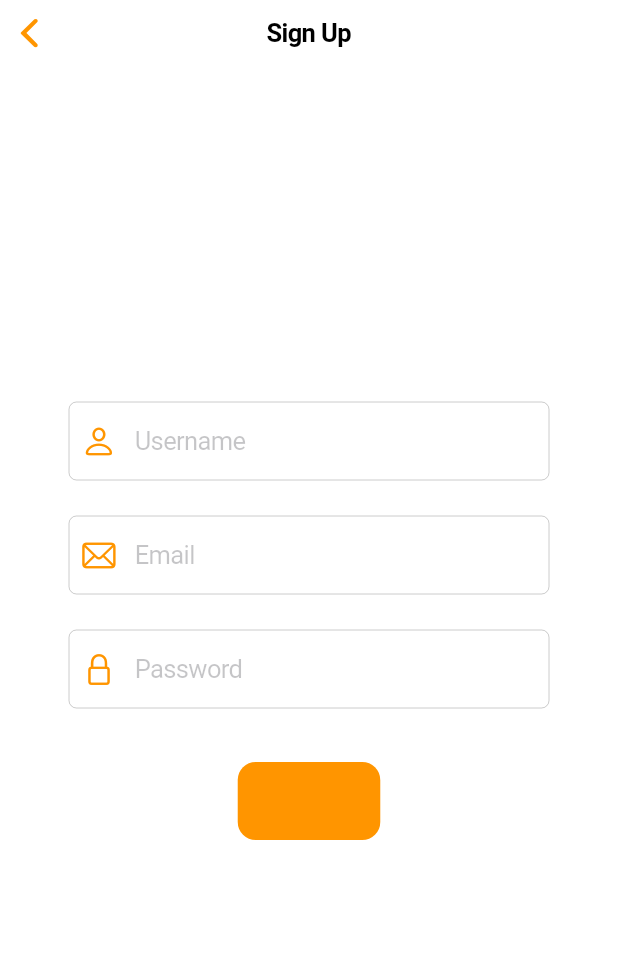
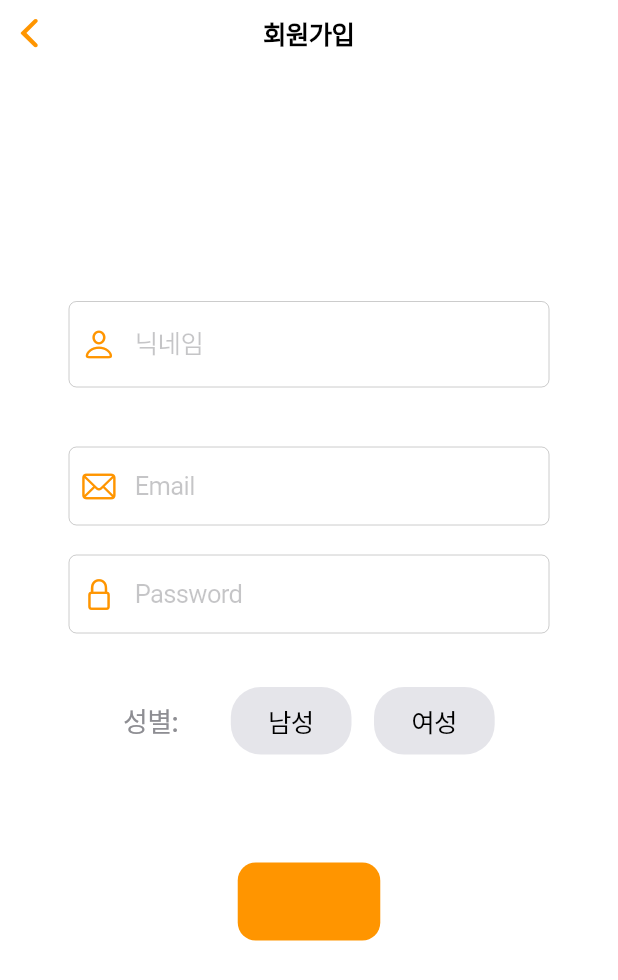
Before and after one commit to SKT-FLY-AI/frontend, a Flutter app: the SignupScreen screen opened directly, on a phone screen of 412 x 824 dp. Shown: the top 980 px of the screen. Run offline on Flutter 3.47's test engine with Material 3 defaults, Android fonts, the phone set to English and light mode, and no system bars; our stand-ins replace camera, flutter_secure_storage, image_picker; accounts and stored records are empty; network calls fail.

```diff
--- a/golden_retriever_app/lib/screens/signup_screen.dart
+++ b/golden_retriever_app/lib/screens/signup_screen.dart
@@ -15,9 +15,15 @@ class _SignupScreenState extends State<SignupScreen> {
   final TextEditingController _usernameController = TextEditingController();
   final TextEditingController _emailController = TextEditingController();
   final TextEditingController _passwordController = TextEditingController();
+  String? _selectedGender;
   bool _isLoading = false;
 
   Future<void> _register() async {
+    if (_selectedGender == null) {
+      _showErrorDialog('성별을 선택해주세요');
+      return;
+    }
+
     setState(() {
       _isLoading = true;
     });
@@ -26,6 +32,7 @@ class _SignupScreenState extends State<SignupScreen> {
       username: _usernameController.text,
       email: _emailController.text,
       password: _passwordController.text,
+      // gender: _selectedGender, // Pass gender if needed
     );
 
     setState(() {
@@ -45,7 +52,7 @@ class _SignupScreenState extends State<SignupScreen> {
       builder: (context) {
         return const CupertinoAlertDialog(
           title: Text('Success'),
-          content: Text('Registration completed!'),
+          content: Text('회원가입 완료!'),
         );
       },
     );
@@ -80,7 +87,7 @@ class _SignupScreenState extends State<SignupScreen> {
   Widget build(BuildContext context) {
     return CupertinoPageScaffold(
       navigationBar: const CupertinoNavigationBar(
-        middle: Text('Sign Up'),
+        middle: Text('회원가입'),
       ),
       child: Center(
         child: Padding(
@@ -90,16 +97,16 @@ class _SignupScreenState extends State<SignupScreen> {
             children: [
               CustomTextField(
                 controller: _usernameController,
-                placeholder: 'Username',
+                placeholder: '닉네임',
                 prefixIcon: CupertinoIcons.person,
               ),
-              const SizedBox(height: 16),
+              const SizedBox(height: 32),
               CustomTextField(
                 controller: _emailController,
                 placeholder: 'Email',
                 prefixIcon: CupertinoIcons.mail,
               ),
-              const SizedBox(height: 16),
+              const SizedBox(height: 12),
               CustomTextField(
                 controller: _passwordController,
                 placeholder: 'Password',
@@ -107,6 +114,25 @@ class _SignupScreenState extends State<SignupScreen> {
                 prefixIcon: CupertinoIcons.padlock,
               ),
               const SizedBox(height: 32),
+              // Gender selection buttons
+              Row(
+                mainAxisAlignment: MainAxisAlignment.center,
+                children: [
+                  const Text(
+                    '성별:',
+                    style: TextStyle(
+                      fontSize: 18,
+                      fontWeight: FontWeight.w500,
+                      color: CupertinoColors.systemGrey,
+                    ),
+                  ),
+                  const SizedBox(width: 35),
+                  _buildGenderButton('남성'),
+                  const SizedBox(width: 15),
+                  _buildGenderButton('여성'),
+                ],
+              ),
+              const SizedBox(height: 72),
               _isLoading
                   ? const CupertinoActivityIndicator()
                   : CupertinoButton(
@@ -120,4 +146,25 @@ class _SignupScreenState extends State<SignupScreen> {
       ),
     );
   }
+
+  // Gender option button builder
+  Widget _buildGenderButton(String gender) {
+    final isSelected = _selectedGender == gender;
+    return CupertinoButton(
+      padding: const EdgeInsets.symmetric(horizontal: 25, vertical: 10),
+      color: isSelected ? CupertinoColors.activeOrange : CupertinoColors.systemGrey5,
+      borderRadius: BorderRadius.circular(20),
+      child: Text(
+        gender,
+        style: TextStyle(
+          color: isSelected ? CupertinoColors.white : CupertinoColors.black,
+        ),
+      ),
+      onPressed: () {
+        setState(() {
+          _selectedGender = gender;
+        });
+      },
+    );
+  }
 }
--- a/golden_retriever_app/lib/services/auth_service/auth_service.dart
+++ b/golden_retriever_app/lib/services/auth_service/auth_service.dart
@@ -1,25 +1,10 @@
 // lib/services/auth_service/auth_service.dart
 
 import 'package:http/http.dart' as http;
-import 'package:flutter_secure_storage/flutter_secure_storage.dart';
 import 'login_service.dart';
 import 'register_service.dart';
 
 class AuthService {
-  static final FlutterSecureStorage _storage = FlutterSecureStorage();
-
-  /// Fetches the username from secure storage.
-  static Future<String?> getUsername() async {
-    try {
-      final username = await _storage.read(key: 'username');
-      print('Fetched username: $username');  // Debug log
-      return username;
-    } catch (e) {
-      print('Error fetching username: $e');  // Debug log
-      return null;
-    }
-  }
-
   /// Logs in the user by delegating to LoginService.
   static Future<Map<String, dynamic>?> login({
     required String username,
@@ -30,9 +15,6 @@ class AuthService {
 
       if (success) {
         final storedUsername = await LoginService.getUsername();
-        print('Stored Username: $storedUsername');
-
-        // 여기서 제대로 저장된 경우에만 성공 처리
         if (storedUsername != null) {
           return {'username': storedUsername};
         } else {
@@ -42,7 +24,6 @@ class AuthService {
         return {'message': 'Login failed'};
       }
     } catch (e) {
-      print('Error during login: $e');
       return {'message': 'An error occurred: $e'};
     }
   }
@@ -54,16 +35,12 @@ class AuthService {
     required String password,
   }) async {
     try {
-      final response = await RegisterService.register(
+      return await RegisterService.register(
         username: username,
         email: email,
         password: password,
       );
-
-      print('Register response status: ${response?.statusCode}');  // Debug log
-      return response;
     } catch (e) {
-      print('Error during registration: $e');  // Debug log
       return null;
     }
   }
--- a/golden_retriever_app/lib/services/auth_service/register_service.dart
+++ b/golden_retriever_app/lib/services/auth_service/register_service.dart
@@ -10,8 +10,8 @@ class RegisterService {
     required String password,
   }) async {
     try {
-      // final url = Uri.parse('http://10.0.2.2:3001/users/signup/');
-      final url = Uri.parse('http://223.194.44.32:8000/users/signup');
+      final url = Uri.parse('http://10.0.2.2:3001/users/signup');
+      // final url = Uri.parse('http://223.194.44.32:8000/users/signup');
       final response = await http.post(
         url,
         headers: {'Content-Type': 'application/json'},
```
Also changed, not shown: golden_retriever_app/lib/screens/app_tab_controller.dart (+31 -13 lines), golden_retriever_app/lib/screens/chatbot_screen.dart (+52 -23 lines), golden_retriever_app/lib/screens/login_screen.dart (+8 -10 lines), golden_retriever_app/lib/services/auth_service/login_service.dart (+10 -19 lines), golden_retriever_app/lib/services/chatbot/chatbot_api_service.dart (+10 -7 lines), golden_retriever_app/lib/services/image_upload_service.dart (+12 -1 lines), 1 other file.
